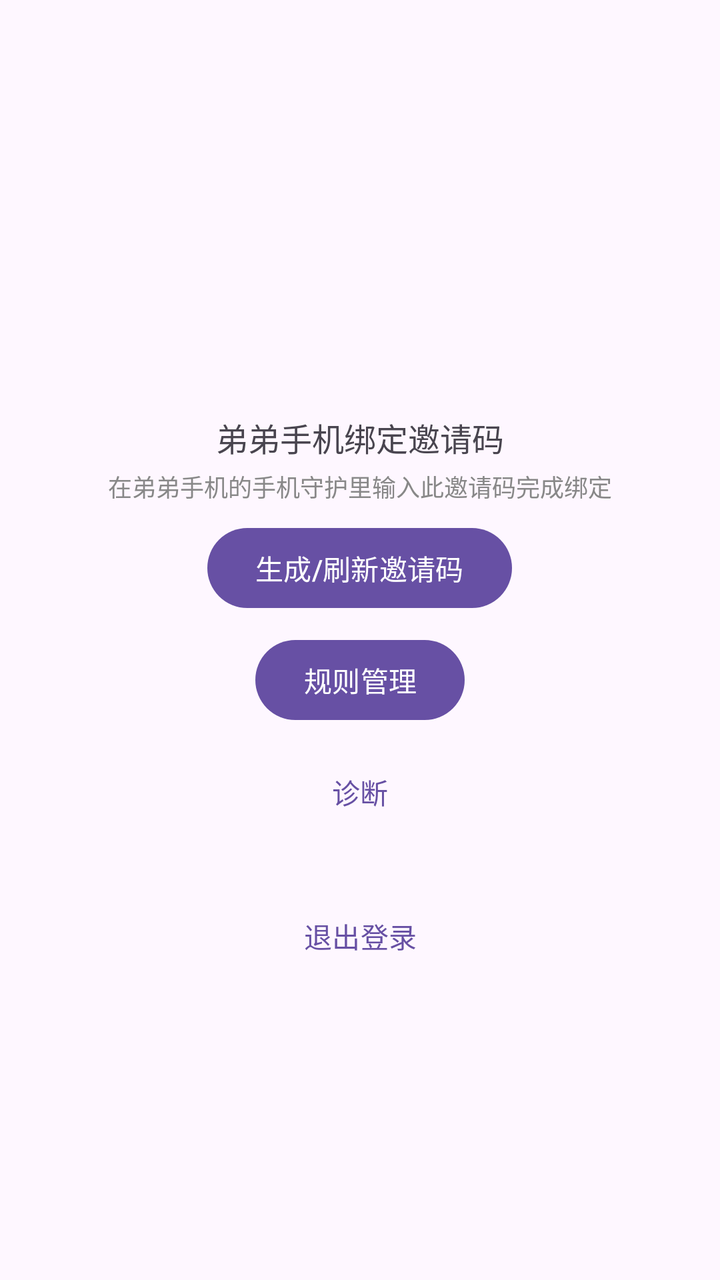
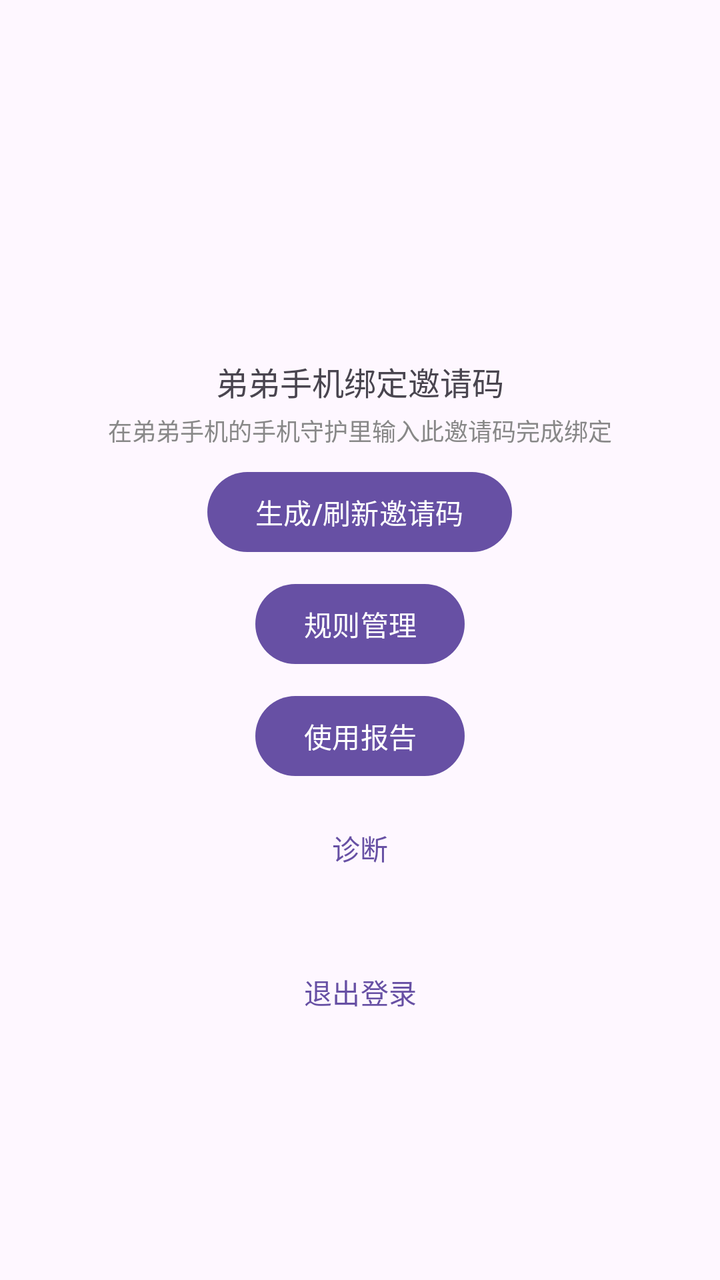

Before-and-after screenshots of an Android layout around one commit, followed by the original layout XML and the change that was made.
<!-- AndroidManifest.xml: application theme Theme.PhoneGuard -->
<!-- res/layout/activity_main.xml -->
<?xml version="1.0" encoding="utf-8"?>
<LinearLayout xmlns:android="http://schemas.android.com/apk/res/android"
    android:layout_width="match_parent"
    android:layout_height="match_parent"
    android:gravity="center"
    android:orientation="vertical"
    android:padding="24dp">

    <TextView
        android:id="@+id/tvWelcome"
        android:layout_width="wrap_content"
        android:layout_height="wrap_content"
        android:textSize="20sp" />

    <TextView
        android:layout_width="wrap_content"
        android:layout_height="wrap_content"
        android:layout_marginTop="32dp"
        android:text="@string/invite_code_title"
        android:textSize="16sp" />

    <TextView
        android:id="@+id/tvInviteCode"
        android:layout_width="wrap_content"
        android:layout_height="wrap_content"
        android:layout_marginTop="8dp"
        android:letterSpacing="0.2"
        android:textColor="@color/primary"
        android:textSize="40sp"
        android:textStyle="bold"
        android:visibility="gone" />

    <TextView
        android:layout_width="wrap_content"
        android:layout_height="wrap_content"
        android:layout_marginTop="4dp"
        android:text="@string/invite_code_tip"
        android:textSize="12sp"
        android:textColor="#888888" />

    <com.google.android.material.button.MaterialButton
        android:id="@+id/btnCopyCode"
        style="@style/Widget.Material3.Button.TonalButton"
        android:layout_width="wrap_content"
        android:layout_height="wrap_content"
        android:layout_marginTop="12dp"
        android:text="@string/copy_code"
        android:visibility="gone" />

    <com.google.android.material.button.MaterialButton
        android:id="@+id/btnRefreshCode"
        android:layout_width="wrap_content"
        android:layout_height="wrap_content"
        android:layout_marginTop="8dp"
        android:text="@string/refresh_code" />

    <com.google.android.material.button.MaterialButton
        android:id="@+id/btnRules"
        android:layout_width="wrap_content"
        android:layout_height="wrap_content"
        android:layout_marginTop="8dp"
        android:text="@string/rules" />

    <com.google.android.material.button.MaterialButton
        android:id="@+id/btnDiag"
        style="@style/Widget.Material3.Button.TextButton"
        android:layout_width="wrap_content"
        android:layout_height="wrap_content"
        android:layout_marginTop="8dp"
        android:text="@string/diag" />

    <com.google.android.material.button.MaterialButton
        android:id="@+id/btnLogout"
        style="@style/Widget.Material3.Button.TextButton"
        android:layout_width="wrap_content"
        android:layout_height="wrap_content"
        android:layout_marginTop="24dp"
        android:text="@string/logout" />
</LinearLayout>
<!-- resources referenced by this layout -->
<resources>
  <color name="primary">#1A73E8</color>
  <string name="copy_code">复制邀请码</string>
  <string name="diag">诊断</string>
  <string name="invite_code_tip">在弟弟手机的"手机守护"里输入此邀请码完成绑定</string>
  <string name="invite_code_title">弟弟手机绑定邀请码</string>
  <string name="logout">退出登录</string>
  <string name="refresh_code">生成/刷新邀请码</string>
  <string name="rules">规则管理</string>
  <style name="Theme.PhoneGuard" parent="Theme.Material3.DayNight.NoActionBar" />
</resources>

<!-- the commit's change to res/layout/activity_main.xml (unified diff, before → after) -->
@@ -62,6 +62,13 @@
         android:text="@string/rules" />
 
     <com.google.android.material.button.MaterialButton
+        android:id="@+id/btnMonitor"
+        android:layout_width="wrap_content"
+        android:layout_height="wrap_content"
+        android:layout_marginTop="8dp"
+        android:text="@string/monitor" />
+
+    <com.google.android.material.button.MaterialButton
         android:id="@+id/btnDiag"
         style="@style/Widget.Material3.Button.TextButton"
         android:layout_width="wrap_content"
<!-- resource entries referenced after the edit -->
@@ -6,6 +6,7 @@
   <string name="invite_code_tip">在弟弟手机的"手机守护"里输入此邀请码完成绑定</string>
   <string name="invite_code_title">弟弟手机绑定邀请码</string>
   <string name="logout">退出登录</string>
+  <string name="monitor">使用报告</string>
   <string name="refresh_code">生成/刷新邀请码</string>
   <string name="rules">规则管理</string>
   <style name="Theme.PhoneGuard" parent="Theme.Material3.DayNight.NoActionBar" />
